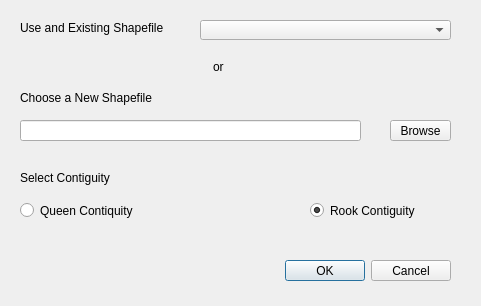
The window that tools/ui_weights.ui (sjsrey/pysal-qgis) describes before a commit, drawn with Qt 5.
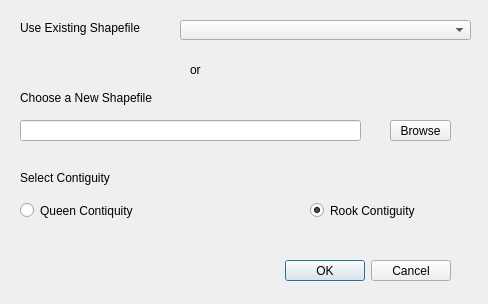
The same window after the commit.

Commit message: Functional Local Moran and Modified Weight GUI

Diff of the .ui file:
```diff
--- a/tools/ui_weights.ui
+++ b/tools/ui_weights.ui
@@ -6,8 +6,8 @@
    <rect>
     <x>0</x>
     <y>0</y>
-    <width>481</width>
-    <height>306</height>
+    <width>488</width>
+    <height>304</height>
    </rect>
   </property>
   <property name="windowTitle">
@@ -18,20 +18,20 @@
     <rect>
      <x>20</x>
      <y>20</y>
-     <width>171</width>
+     <width>181</width>
      <height>16</height>
     </rect>
    </property>
    <property name="text">
-    <string>Use and Existing Shapefile</string>
+    <string>Use Existing Shapefile</string>
    </property>
   </widget>
   <widget class="QComboBox" name="comboBox">
    <property name="geometry">
     <rect>
-     <x>200</x>
+     <x>180</x>
      <y>20</y>
-     <width>251</width>
+     <width>291</width>
      <height>20</height>
     </rect>
    </property>
@@ -54,7 +54,7 @@
     <rect>
      <x>20</x>
      <y>200</y>
-     <width>141</width>
+     <width>151</width>
      <height>21</height>
     </rect>
    </property>
@@ -107,8 +107,8 @@
   <widget class="QLabel" name="label_2">
    <property name="geometry">
     <rect>
-     <x>213</x>
-     <y>57</y>
+     <x>190</x>
+     <y>60</y>
      <width>20</width>
      <height>20</height>
     </rect>
@@ -135,7 +135,7 @@
     <rect>
      <x>20</x>
      <y>170</y>
-     <width>111</width>
+     <width>131</width>
      <height>16</height>
     </rect>
    </property>
```
The commit also changes 4 other files.
